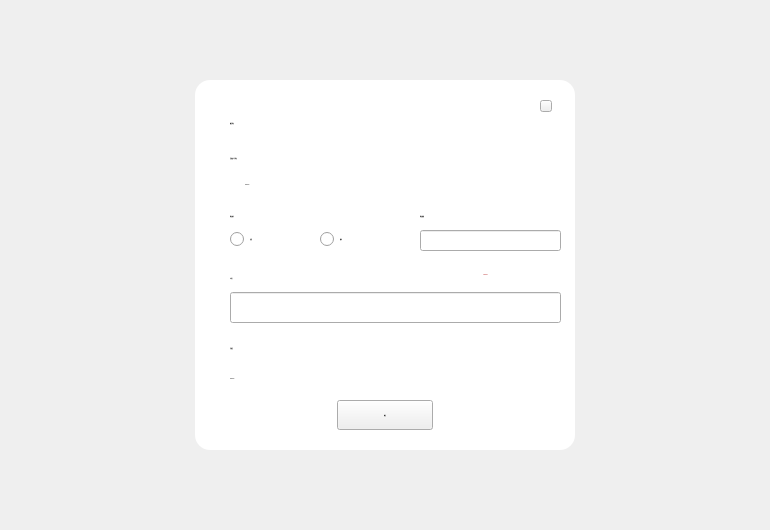
First picture: the form in LNKWallet/capitalTransferPage/CapitalTransferPage.ui, repository HcashOrg/hx-indicator, before the edit.
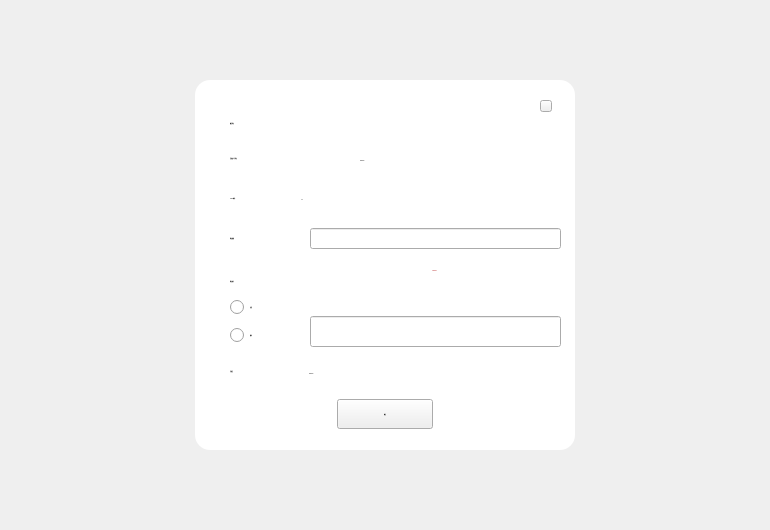
Second picture: the form after the edit.

Diff of the .ui file:
```diff
--- a/LNKWallet/capitalTransferPage/CapitalTransferPage.ui
+++ b/LNKWallet/capitalTransferPage/CapitalTransferPage.ui
@@ -55,7 +55,7 @@
     <rect>
      <x>230</x>
      <y>150</y>
-     <width>300</width>
+     <width>131</width>
      <height>16</height>
     </rect>
    </property>
@@ -66,43 +66,21 @@
   <widget class="QLabel" name="label_number">
    <property name="geometry">
     <rect>
-     <x>245</x>
-     <y>176</y>
-     <width>251</width>
-     <height>16</height>
+     <x>360</x>
+     <y>150</y>
+     <width>171</width>
+     <height>20</height>
     </rect>
    </property>
    <property name="text">
     <string>TextLabel</string>
    </property>
   </widget>
-  <widget class="QLabel" name="label_addressTitle">
-   <property name="geometry">
-    <rect>
-     <x>230</x>
-     <y>270</y>
-     <width>200</width>
-     <height>16</height>
-    </rect>
-   </property>
-   <property name="font">
-    <font>
-     <family>微软雅黑</family>
-     <pointsize>-1</pointsize>
-     <weight>50</weight>
-     <italic>false</italic>
-     <bold>false</bold>
-    </font>
-   </property>
-   <property name="text">
-    <string>X地址</string>
-   </property>
-  </widget>
   <widget class="QLabel" name="label_2">
    <property name="geometry">
     <rect>
      <x>230</x>
-     <y>208</y>
+     <y>273</y>
      <width>150</width>
      <height>16</height>
     </rect>
@@ -114,10 +92,10 @@
   <widget class="QLabel" name="label_fee">
    <property name="geometry">
     <rect>
-     <x>230</x>
-     <y>370</y>
-     <width>100</width>
-     <height>16</height>
+     <x>309</x>
+     <y>363</y>
+     <width>171</width>
+     <height>20</height>
     </rect>
    </property>
    <property name="text">
@@ -153,7 +131,7 @@
    <property name="geometry">
     <rect>
      <x>230</x>
-     <y>230</y>
+     <y>298</y>
      <width>80</width>
      <height>18</height>
     </rect>
@@ -174,8 +152,8 @@
   <widget class="QRadioButton" name="radioButton_withdraw">
    <property name="geometry">
     <rect>
-     <x>320</x>
-     <y>230</y>
+     <x>230</x>
+     <y>326</y>
      <width>80</width>
      <height>18</height>
     </rect>
@@ -196,9 +174,9 @@
   <widget class="QLabel" name="label_3">
    <property name="geometry">
     <rect>
-     <x>420</x>
-     <y>208</y>
-     <width>120</width>
+     <x>230</x>
+     <y>230</y>
+     <width>101</width>
      <height>16</height>
     </rect>
    </property>
@@ -209,9 +187,9 @@
   <widget class="QLineEdit" name="lineEdit_number">
    <property name="geometry">
     <rect>
-     <x>420</x>
-     <y>230</y>
-     <width>141</width>
+     <x>310</x>
+     <y>228</y>
+     <width>251</width>
      <height>21</height>
     </rect>
    </property>
@@ -228,9 +206,9 @@
   <widget class="QLineEdit" name="lineEdit_address">
    <property name="geometry">
     <rect>
-     <x>230</x>
-     <y>292</y>
-     <width>331</width>
+     <x>310</x>
+     <y>316</y>
+     <width>251</width>
      <height>31</height>
     </rect>
    </property>
@@ -248,7 +226,7 @@
    <property name="geometry">
     <rect>
      <x>230</x>
-     <y>340</y>
+     <y>363</y>
      <width>100</width>
      <height>16</height>
     </rect>
@@ -261,7 +239,7 @@
    <property name="geometry">
     <rect>
      <x>337</x>
-     <y>400</y>
+     <y>399</y>
      <width>96</width>
      <height>30</height>
     </rect>
@@ -285,9 +263,9 @@
   <widget class="QLabel" name="label_tip">
    <property name="geometry">
     <rect>
-     <x>410</x>
-     <y>254</y>
-     <width>151</width>
+     <x>314</x>
+     <y>250</y>
+     <width>241</width>
      <height>41</height>
     </rect>
    </property>
@@ -305,8 +283,8 @@
   <widget class="QLabel" name="label_marktip">
    <property name="geometry">
     <rect>
-     <x>400</x>
-     <y>148</y>
+     <x>360</x>
+     <y>114</y>
      <width>161</width>
      <height>20</height>
     </rect>
@@ -336,11 +314,54 @@
     <string/>
    </property>
   </widget>
+  <widget class="QLabel" name="label_addressTitle_2">
+   <property name="geometry">
+    <rect>
+     <x>230</x>
+     <y>190</y>
+     <width>81</width>
+     <height>16</height>
+    </rect>
+   </property>
+   <property name="font">
+    <font>
+     <family>微软雅黑</family>
+     <pointsize>-1</pointsize>
+     <weight>50</weight>
+     <italic>false</italic>
+     <bold>false</bold>
+    </font>
+   </property>
+   <property name="text">
+    <string>Tunnel地址:</string>
+   </property>
+  </widget>
+  <widget class="QLabel" name="label_tunnelAddress">
+   <property name="geometry">
+    <rect>
+     <x>301</x>
+     <y>189</y>
+     <width>261</width>
+     <height>20</height>
+    </rect>
+   </property>
+   <property name="font">
+    <font>
+     <family>微软雅黑</family>
+     <pointsize>-1</pointsize>
+     <weight>50</weight>
+     <italic>false</italic>
+     <bold>false</bold>
+    </font>
+   </property>
+   <property name="text">
+    <string>1111</string>
+   </property>
+  </widget>
   <zorder>label_back</zorder>
   <zorder>label_title</zorder>
   <zorder>label_1</zorder>
   <zorder>label_number</zorder>
-  <zorder>label_addressTitle</zorder>
   <zorder>label_2</zorder>
   <zorder>label_fee</zorder>
   <zorder>toolButton_close</zorder>
@@ -353,6 +374,8 @@
   <zorder>toolButton_confirm</zorder>
   <zorder>label_tip</zorder>
   <zorder>label_marktip</zorder>
+  <zorder>label_addressTitle_2</zorder>
+  <zorder>label_tunnelAddress</zorder>
  </widget>
  <resources/>
  <connections/>
```
